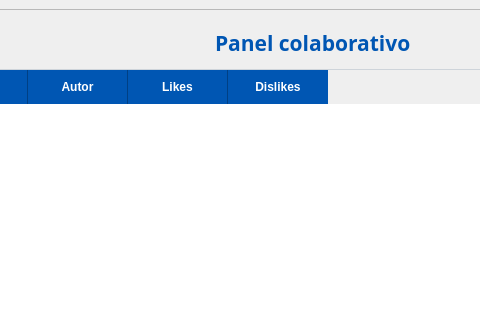
gmenep/Trabajo-grupal-IS, file src/vista/ui/main.ui: the form before one commit; both pictures show x 357 to 837 and y 0 to 320 of the 1184 by 630 pixel window.
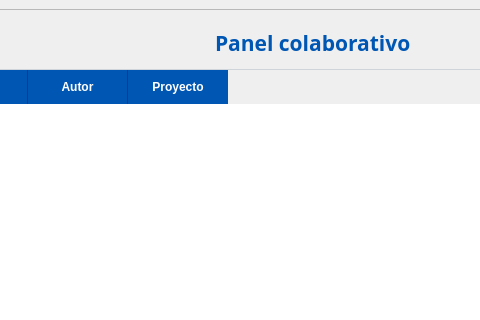
The form after the commit. The open tabs and pages were chosen to show the change. Icons and pictures are not drawn.

Diff of the .ui file:
```diff
--- a/src/vista/ui/main.ui
+++ b/src/vista/ui/main.ui
@@ -2133,12 +2133,7 @@
              </column>
              <column>
               <property name="text">
-               <string>Likes</string>
-              </property>
-             </column>
-             <column>
-              <property name="text">
-               <string>Dislikes</string>
+               <string>Proyecto</string>
               </property>
              </column>
             </widget>
```
